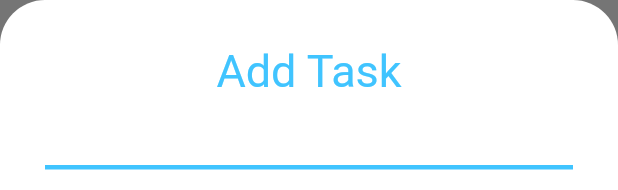
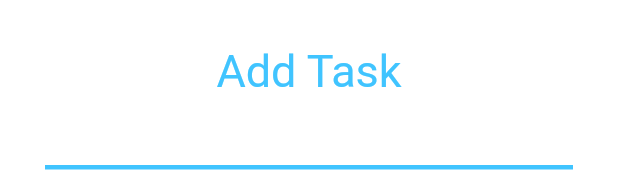
Before and after one commit to jacob1710/todoey_flutter, a Flutter app: the AddTaskScreen widget shown alone on an empty page, opened directly, on a phone screen of 412 x 824 dp. Shown: the top 190 px of the screen. Run offline on Flutter 3.47's test engine with Material 2 defaults, Android fonts, the phone set to English and light mode, and no system bars.

Commit message:
add transparent background to modal screen

```diff
--- a/lib/main.dart
+++ b/lib/main.dart
@@ -8,6 +8,10 @@ class MyApp extends StatelessWidget {
   Widget build(BuildContext context) {
     return MaterialApp(
       home: TasksScreen(),
+      theme: ThemeData(
+        primarySwatch: Colors.brown,
+        canvasColor: Colors.transparent,
+      ),
     );
   }
 }
--- a/lib/screens/add_task_screen.dart
+++ b/lib/screens/add_task_screen.dart
@@ -5,7 +5,7 @@ class AddTaskScreen extends StatelessWidget {
   @override
   Widget build(BuildContext context) {
     return Container(
-      color: Color(0xFF757575),
+      color: Colors.transparent,
       child: Container(
         decoration: BoxDecoration(
           color: Colors.white,
```
